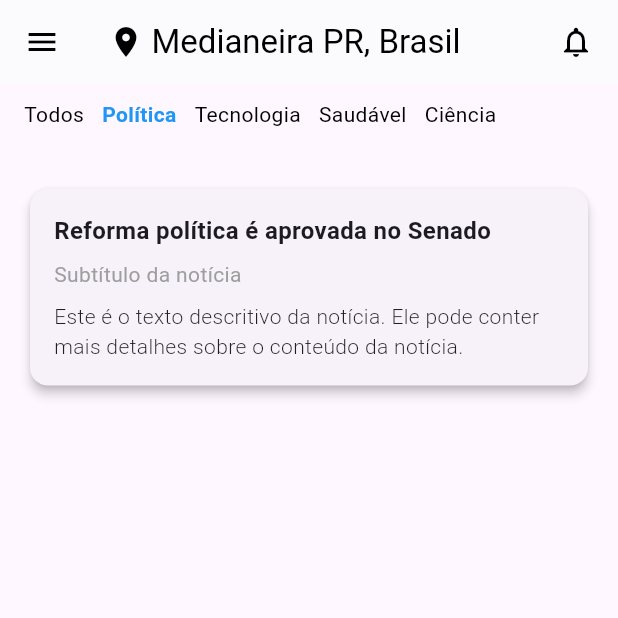
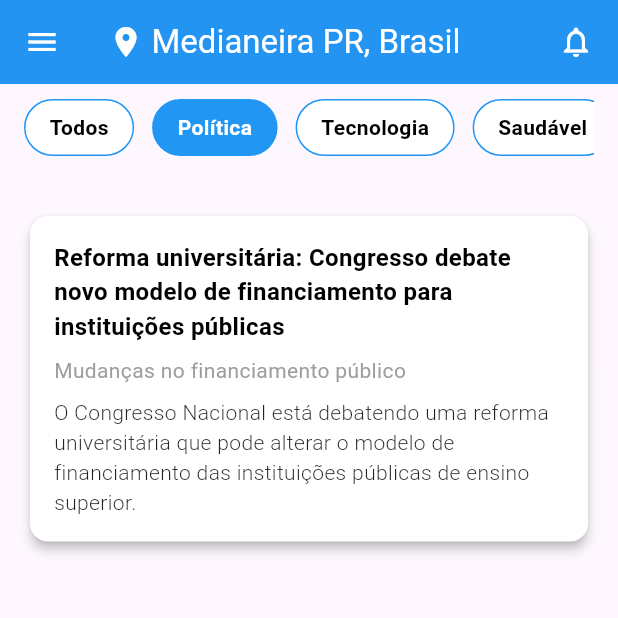
Before and after one commit to Ueslei-Antunes5/University-News-App., a Flutter app: the LoginScreen screen opened directly, after a tap on "Entrar", after a tap on "Política", on a phone screen of 412 x 824 dp, the top half of it. Run offline on Flutter 3.47's test engine with Material 3 defaults, Android fonts, the phone set to English and light mode, and no system bars.

Commit message:
Update Layout e infos

```diff
--- a/meu_app/lib/login_screen.dart
+++ b/meu_app/lib/login_screen.dart
@@ -1,7 +1,6 @@
 import 'package:flutter/material.dart';
 import 'package:meu_app/navigation.dart';
 import 'package:meu_app/sign_up_screen.dart';
-import 'ProfilePage.dart';
 
 class LoginScreen extends StatelessWidget {
   const LoginScreen({Key? key}) : super(key: key);
@@ -9,41 +8,80 @@ class LoginScreen extends StatelessWidget {
   @override
   Widget build(BuildContext context) {
     return Scaffold(
-      appBar: AppBar(title: const Text('Sign in Screen')),
+      backgroundColor: Colors.white,
+      appBar: AppBar(
+        backgroundColor: const Color.fromRGBO(33, 150, 243, 1),
+        title: const Text(
+          'Login',
+          style: TextStyle(color: Colors.white),
+        ),
+        centerTitle: true,
+        elevation: 0,
+      ),
       body: Padding(
-        padding: const EdgeInsets.all(
-          16.0,
-        ), // Adiciona espaçamento ao redor do conteúdo
+        padding: const EdgeInsets.all(16.0),
         child: Column(
           crossAxisAlignment: CrossAxisAlignment.start,
           children: [
             const Text(
+              'Bem-vindo de volta!',
+              style: TextStyle(
+                fontSize: 24,
+                fontWeight: FontWeight.bold,
+                color: Color.fromRGBO(33, 150, 243, 1),
+              ),
+            ),
+            const SizedBox(height: 8),
+            const Text(
+              'Faça login para continuar.',
+              style: TextStyle(
+                fontSize: 16,
+                color: Colors.black54,
+              ),
+            ),
+            const SizedBox(height: 32),
+            const Text(
               'E-mail',
               style: TextStyle(fontSize: 16, fontWeight: FontWeight.bold),
             ),
-            const TextField(
+            const SizedBox(height: 8),
+            TextField(
               decoration: InputDecoration(
                 hintText: 'Digite seu e-mail',
-                border: OutlineInputBorder(),
+                border: OutlineInputBorder(
+                  borderRadius: BorderRadius.circular(12),
+                ),
+                focusedBorder: OutlineInputBorder(
+                  borderRadius: BorderRadius.circular(12),
+                  borderSide: const BorderSide(
+                    color: Color.fromRGBO(33, 150, 243, 1),
+                  ),
+                ),
               ),
               keyboardType: TextInputType.emailAddress,
             ),
-            const SizedBox(height: 16.0),
+            const SizedBox(height: 16),
             const Text(
               'Senha',
               style: TextStyle(fontSize: 16, fontWeight: FontWeight.bold),
             ),
-            const TextField(
+            const SizedBox(height: 8),
+            TextField(
               decoration: InputDecoration(
                 hintText: 'Digite sua senha',
-                border: OutlineInputBorder(),
+                border: OutlineInputBorder(
+                  borderRadius: BorderRadius.circular(12),
+                ),
+                focusedBorder: OutlineInputBorder(
+                  borderRadius: BorderRadius.circular(12),
+                  borderSide: const BorderSide(
+                    color: Color.fromRGBO(33, 150, 243, 1),
+                  ),
+                ),
               ),
               obscureText: true,
             ),
-            const SizedBox(height: 16.0),
-            Center(
-            ),
-            const SizedBox(height: 16.0),
+            const SizedBox(height: 32),
             Center(
               child: ElevatedButton(
                 onPressed: () {
@@ -55,7 +93,38 @@ class LoginScreen extends StatelessWidget {
                     ),
                   );
                 },
-                child: const Text('Entrar'),
+                style: ElevatedButton.styleFrom(
+                  backgroundColor: const Color.fromRGBO(33, 150, 243, 1),
+                  minimumSize: const Size(double.infinity, 50),
+                  shape: RoundedRectangleBorder(
+                    borderRadius: BorderRadius.circular(12),
+                  ),
+                ),
+                child: const Text(
+                  'Entrar',
+                  style: TextStyle(fontSize: 16, color: Colors.white),
+                ),
+              ),
+            ),
+            const SizedBox(height: 16),
+            Center(
+              child: TextButton(
+                onPressed: () {
+                  // Navegar para a tela de cadastro
+                  Navigator.push(
+                    context,
+                    MaterialPageRoute(
+                      builder: (context) => const SignUpScreen(),
+                    ),
+                  );
+                },
+                child: const Text(
+                  'Não tem uma conta? Cadastre-se',
+                  style: TextStyle(
+                    fontSize: 14,
+                    color: Color.fromRGBO(33, 150, 243, 1),
+                  ),
+                ),
               ),
             ),
           ],
--- a/meu_app/lib/main.dart
+++ b/meu_app/lib/main.dart
@@ -33,7 +33,7 @@ class HomePage extends StatelessWidget {
           child: Column(
             mainAxisAlignment: MainAxisAlignment.center,
             children: [
-             Image.asset("assets/images/modelo-de-design-de-logotipo-de-escola-gradiente.png", height: 150,),
+             Image.asset("assets/images/modelo-de-design-de-logotipo-de-escola-gradiente.png", height: 250,),
               const Text(
                 'Bem-vindo ao App!',
                 style: TextStyle(
@@ -42,7 +42,7 @@ class HomePage extends StatelessWidget {
                   color: Color.fromARGB(255, 69, 125, 214),
                 ),
               ),
-              const SizedBox(height: 40),
+              const SizedBox(height: 20),
               ElevatedButton(
                 onPressed: () {
                   Navigator.push(
--- a/meu_app/lib/navigation.dart
+++ b/meu_app/lib/navigation.dart
@@ -14,11 +14,42 @@ class _NavigationScreenState extends State<NavigationScreen> {
 
   // Lista de notícias
   final List<Map<String, String>> allNews = [
-    {'category': 'Política', 'title': 'Reforma política é aprovada no Senado'},
-    {'category': 'Tecnologia', 'title': 'Novo smartphone é lançado no mercado'},
-    {'category': 'Saudável', 'title': 'Dicas para uma alimentação balanceada'},
-    {'category': 'Ciência', 'title': 'Descoberta de nova partícula subatômica'},
-    {'category': 'Todos', 'title': 'Notícia geral para todos os públicos'},
+    {
+      'category': 'Política',
+      'title':
+          'Reforma universitária: Congresso debate novo modelo de financiamento para instituições públicas',
+      'subtitle': 'Mudanças no financiamento público',
+      'description':
+          'O Congresso Nacional está debatendo uma reforma universitária que pode alterar o modelo de financiamento das instituições públicas de ensino superior.',
+    },
+    {
+      'category': 'Tecnologia',
+      'title': 'Novo smartphone é lançado no mercado',
+      'subtitle': 'Inovação tecnológica',
+      'description':
+          'O novo smartphone traz recursos avançados, como câmera de alta resolução, bateria de longa duração e suporte a redes 5G.',
+    },
+    {
+      'category': 'Saudável',
+      'title': 'Dicas para uma alimentação balanceada',
+      'subtitle': 'Saúde em primeiro lugar',
+      'description':
+          'Especialistas recomendam incluir mais frutas, vegetais e grãos integrais na dieta para melhorar a saúde e o bem-estar.',
+    },
+    {
+      'category': 'Ciência',
+      'title': 'Descoberta de nova partícula subatômica',
+      'subtitle': 'Avanço na física moderna',
+      'description':
+          'Cientistas descobriram uma nova partícula subatômica que pode revolucionar o entendimento atual sobre a composição da matéria.',
+    },
+    {
+      'category': 'Todos',
+      'title': 'Notícia geral para todos os públicos',
+      'subtitle': 'Informação acessível',
+      'description':
+          'Esta notícia é destinada a todos os públicos e aborda temas gerais de interesse comum.',
+    },
   ];
 
   @override
@@ -44,7 +75,7 @@ class _NavigationScreenState extends State<NavigationScreen> {
               ),
             ),
             ListTile(
-              leading: const Icon(Icons.person),
+              leading: const Icon(Icons.person, color: Colors.black),
               title: const Text('Perfil'),
               onTap: () {
                 Navigator.push(
@@ -54,7 +85,7 @@ class _NavigationScreenState extends State<NavigationScreen> {
               },
             ),
             ListTile(
-              leading: const Icon(Icons.logout),
+              leading: const Icon(Icons.logout, color: Colors.black),
               title: const Text('Sair'),
               onTap: () {
                 Navigator.pushAndRemoveUntil(
@@ -68,19 +99,19 @@ class _NavigationScreenState extends State<NavigationScreen> {
         ),
       ),
       appBar: AppBar(
-        backgroundColor: Colors.white,
-        iconTheme: const IconThemeData(color: Colors.black),
+        backgroundColor: const Color.fromRGBO(33, 150, 243, 1),
+        iconTheme: const IconThemeData(color: Colors.white),
         elevation: 0.5,
         title: Row(
           children: [
-            const Icon(Icons.location_on, color: Colors.black),
+            const Icon(Icons.location_on, color: Colors.white),
             const SizedBox(width: 5),
             const Text(
               'Medianeira PR, Brasil',
-              style: TextStyle(color: Colors.black),
+              style: TextStyle(color: Colors.white),
             ),
             const Spacer(),
-            const Icon(Icons.notifications_none, color: Colors.black),
+            const Icon(Icons.notifications_none, color: Colors.white),
           ],
         ),
       ),
@@ -90,6 +121,8 @@ class _NavigationScreenState extends State<NavigationScreen> {
           const SizedBox(height: 10),
           Padding(
             padding: const EdgeInsets.symmetric(horizontal: 16.0),
+            child: SingleChildScrollView(
+              scrollDirection: Axis.horizontal, // Define a rolagem horizontal
               child: Row(
                 children: [
                   _buildCategoryButton('Todos'),
@@ -104,6 +137,7 @@ class _NavigationScreenState extends State<NavigationScreen> {
                 ],
               ),
             ),
+          ),
           const SizedBox(height: 20),
           Expanded(
             child: ListView.builder(
@@ -115,35 +149,36 @@ class _NavigationScreenState extends State<NavigationScreen> {
                   shape: RoundedRectangleBorder(
                     borderRadius: BorderRadius.circular(12),
                   ),
+                  color: Colors.white,
                   elevation: 3,
                   child: Padding(
                     padding: const EdgeInsets.all(16),
                     child: Column(
                       crossAxisAlignment: CrossAxisAlignment.start,
                       children: [
+                        // Título da notícia
                         Text(
-                          news['title']!, // Título da notícia
+                          news['title']!,
                           style: const TextStyle(
                             fontSize: 16,
                             fontWeight: FontWeight.w600,
+                            color: Colors.black,
                           ),
                         ),
-                        const SizedBox(
-                          height: 8,
-                        ), // Espaçamento entre título e subtítulo
+                        const SizedBox(height: 8),
+                        // Subtítulo da notícia
                         Text(
-                          'Subtítulo da notícia', // Subtítulo (pode ser dinâmico se necessário)
+                          news['subtitle'] ?? 'Sem subtítulo',
                           style: const TextStyle(
                             fontSize: 14,
                             fontWeight: FontWeight.w400,
                             color: Colors.grey,
                           ),
                         ),
-                        const SizedBox(
-                          height: 8,
-                        ), // Espaçamento entre subtítulo e texto
+                        const SizedBox(height: 8),
+                        // Descrição da notícia
                         Text(
-                          'Este é o texto descritivo da notícia. Ele pode conter mais detalhes sobre o conteúdo da notícia.',
+                          news['description'] ?? 'Sem descrição',
                           style: const TextStyle(
                             fontSize: 14,
                             fontWeight: FontWeight.w300,
@@ -162,25 +197,29 @@ class _NavigationScreenState extends State<NavigationScreen> {
     );
   }
 
-  // Botão de categoria
+  // Botão de categoria estilizado
   Widget _buildCategoryButton(String category) {
+    final isSelected = selectedCategory == category;
     return GestureDetector(
       onTap: () {
         setState(() {
           selectedCategory = category; // Atualiza a categoria selecionada
         });
       },
+      child: Container(
+        padding: const EdgeInsets.symmetric(horizontal: 16, vertical: 8),
+        decoration: BoxDecoration(
+          color:
+              isSelected ? const Color.fromRGBO(33, 150, 243, 1) : Colors.white,
+          borderRadius: BorderRadius.circular(20),
+          border: Border.all(color: const Color.fromRGBO(33, 150, 243, 1)),
+        ),
         child: Text(
           category,
           style: TextStyle(
-          fontWeight:
-              selectedCategory == category
-                  ? FontWeight.bold
-                  : FontWeight.normal,
-          color:
-              selectedCategory == category
-                  ? const Color.fromRGBO(33, 150, 243, 1)
-                  : Colors.black,
+            fontWeight: FontWeight.bold,
+            color: isSelected ? Colors.white : Colors.black,
+          ),
         ),
       ),
     );
--- a/meu_app/pubspec.yaml
+++ b/meu_app/pubspec.yaml
@@ -53,7 +53,7 @@ dev_dependencies:
 flutter:
   uses-material-design: true
   assets:
-  # - images/modelo-de-design-de-logotipo-de-escola-gradiente.png
+     - assets/images/
 
   # To add assets to your application, add an assets section, like this:
   # assets:
```
Also changed, not shown: meu_app/lib/sign_up_screen.dart (+102 -57 lines), meu_app/assets/images/modelo-de-design-de-logotipo-de-escola-gradiente.png (renamed from meu_app/assets/modelo-de-design-de-logotipo-de-escola-gradiente.png), 1 other file. Lines whose indentation alone changed are shown as unchanged.
